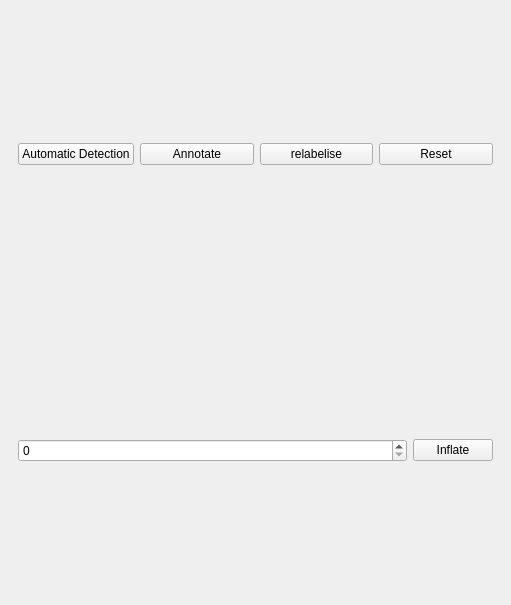
Before: the Qt Designer form xrstools/spotdetectioncontrol.ui in gravk001/XRStools, drawn with Qt 5.
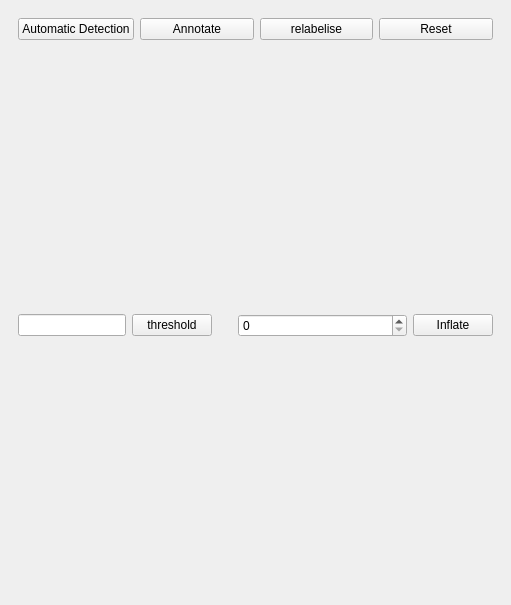
After: the same form once the commit is applied.

Commit message: added a  growing method based on thresholding

What changed in the file:
```diff
--- a/xrstools/spotdetectioncontrol.ui
+++ b/xrstools/spotdetectioncontrol.ui
@@ -54,6 +54,29 @@
       <layout class="QVBoxLayout" name="verticalLayout_2">
        <item>
         <layout class="QHBoxLayout" name="horizontalLayout">
+         <item>
+          <widget class="QLineEdit" name="thresholdEdit"/>
+         </item>
+         <item>
+          <widget class="QPushButton" name="thresholdButton">
+           <property name="text">
+            <string>threshold</string>
+           </property>
+          </widget>
+         </item>
+         <item>
+          <spacer name="verticalSpacer">
+           <property name="orientation">
+            <enum>Qt::Vertical</enum>
+           </property>
+           <property name="sizeHint" stdset="0">
+            <size>
+             <width>20</width>
+             <height>40</height>
+            </size>
+           </property>
+          </spacer>
+         </item>
          <item>
           <widget class="QSpinBox" name="fatteningSpinBox">
            <property name="sizePolicy">
```
The commit also changes 2 other files.
